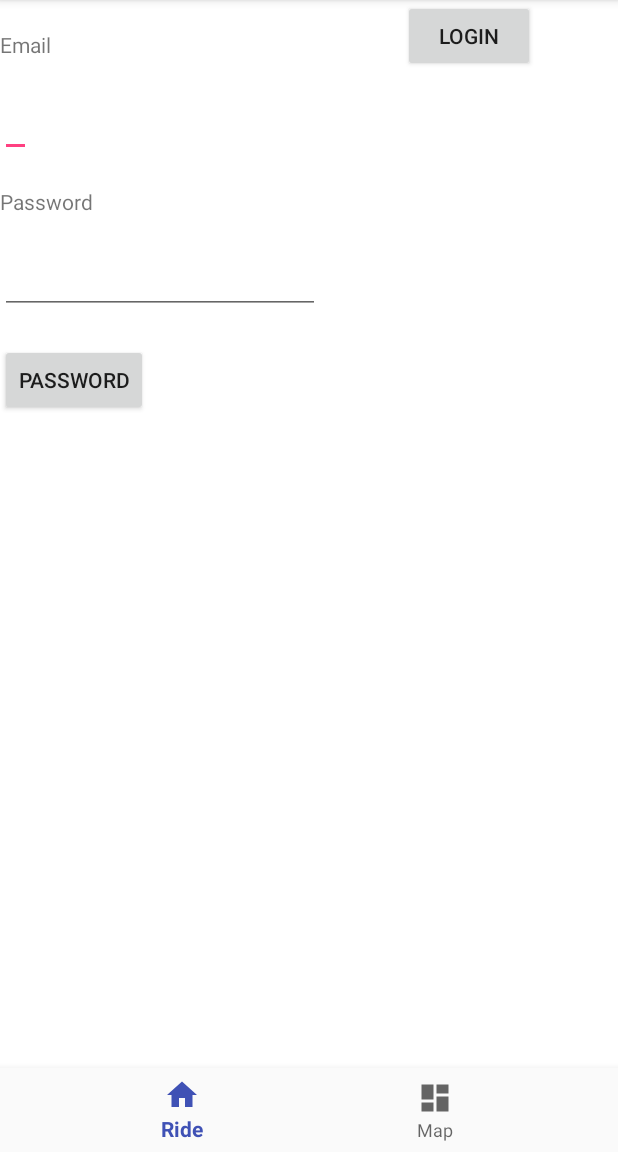
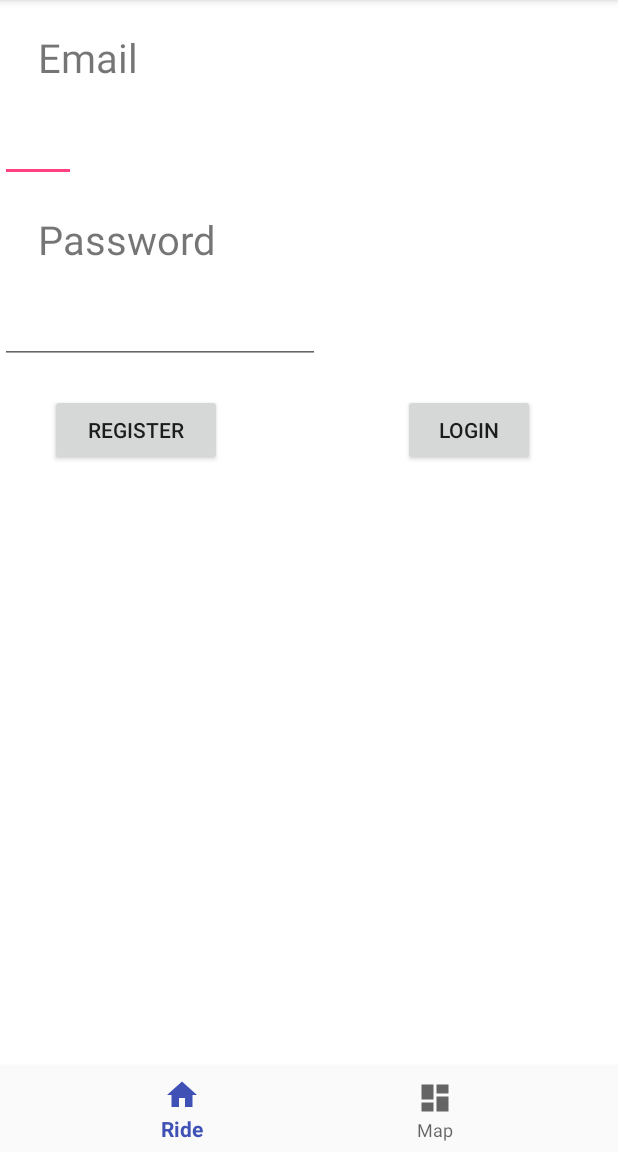
Before and after one commit to ortizcoj/ParkingLot, an Android app: the screen it shows after launch (Menu), on a phone screen of 412 x 824 dp, the part 84-1236 px from its top. Run offline under Robolectric (Android 15) with nearby library versions, the phone set to English and light mode, and no system bars.

Commit message:
Cleaned login UI

```diff
--- a/app/src/main/java/com/example/juanc/parkinglotdemo4/Menu.java
+++ b/app/src/main/java/com/example/juanc/parkinglotdemo4/Menu.java
@@ -30,16 +30,15 @@ public class Menu extends AppCompatActivity {
         public boolean onNavigationItemSelected(@NonNull MenuItem item) {
             switch (item.getItemId()) {
                 case R.id.navigation_home:
-                    emailED.setVisibility(View.VISIBLE);
-                    emailTV.setVisibility(View.VISIBLE);
-                    passwordED.setVisibility(View.VISIBLE);
-                    passwordTV.setVisibility(View.VISIBLE);
-                    login.setVisibility(View.VISIBLE);
-                    register.setVisibility(View.VISIBLE);
-                    mImageView.setVisibility(View.GONE);
-                    citationLot.setVisibility(View.GONE);
-                    return true;
+                    return setUpRideMainUI();
                 case R.id.navigation_dashboard:
+                    return setUpMapMainUI();
+            }
+            return false;
+        }
+    };
+
+    private boolean setUpMapMainUI() {
         emailED.setVisibility(View.GONE);
         emailTV.setVisibility(View.GONE);
         passwordED.setVisibility(View.GONE);
@@ -48,6 +47,8 @@ public class Menu extends AppCompatActivity {
         register.setVisibility(View.GONE);
         mImageView.setVisibility(View.VISIBLE);
         citationLot.setVisibility(View.VISIBLE);
+        citationLot.setX(200);
+        citationLot.setY(850);
         citationLot.setOnClickListener(new View.OnClickListener() {
             @Override
             public void onClick(View v) {
@@ -57,9 +58,19 @@ public class Menu extends AppCompatActivity {
         });
         return true;
     }
-            return false;
+
+    private boolean setUpRideMainUI() {
+        emailED.setVisibility(View.VISIBLE);
+        emailTV.setVisibility(View.VISIBLE);
+        passwordED.setVisibility(View.VISIBLE);
+        passwordTV.setVisibility(View.VISIBLE);
+        login.setVisibility(View.VISIBLE);
+        register.setVisibility(View.VISIBLE);
+        register.setX(50);
+        mImageView.setVisibility(View.GONE);
+        citationLot.setVisibility(View.GONE);
+        return true;
     }
-    };
 
     @Override
     protected void onCreate(Bundle savedInstanceState) {
@@ -76,6 +87,7 @@ public class Menu extends AppCompatActivity {
         passwordTV = findViewById(R.id.passwordTV);
         login = findViewById(R.id.loginButton);
         register = findViewById(R.id.registerButton);
+        register.setX(50);
         BottomNavigationView navigation = findViewById(R.id.navigation);
         navigation.setOnNavigationItemSelectedListener(mOnNavigationItemSelectedListener);
     }
--- a/app/src/main/res/layout/menu_layout.xml
+++ b/app/src/main/res/layout/menu_layout.xml
@@ -24,47 +24,61 @@
         android:id="@+id/emailTV"
         android:layout_width="wrap_content"
         android:layout_height="wrap_content"
-        android:text="Email"
+        android:text="@string/email"
+        android:textSize="12pt"
         app:layout_constraintTop_toTopOf="parent"
-        android:layout_margin="20dp"/>
+        android:layout_margin="20dp"
+        android:paddingStart="25dp"
+        android:paddingEnd="25dp"/>
 
     <EditText
         android:layout_width="wrap_content"
         android:layout_height="wrap_content"
         android:id="@+id/email"
         app:layout_constraintTop_toBottomOf="@id/emailTV"
-        android:layout_margin="20dp"/>
+        android:layout_margin="20dp"
+        android:paddingStart="25dp"
+        android:paddingEnd="25dp"/>
 
     <TextView
         android:id="@+id/passwordTV"
         android:layout_width="wrap_content"
         android:layout_height="wrap_content"
-        android:text="Password"
+        android:text="@string/password"
+        android:textSize="12pt"
         app:layout_constraintTop_toBottomOf="@id/email"
-        android:layout_margin="20dp"/>
+        android:layout_margin="20dp"
+        android:paddingStart="25dp"
+        android:paddingEnd="25dp"/>
 
     <EditText
         android:id="@+id/passwordET"
         android:layout_width="wrap_content"
         android:layout_height="wrap_content"
         android:ems="10"
-        android:inputType="textEmailAddress"
+        android:inputType="textPassword"
         app:layout_constraintTop_toBottomOf="@id/passwordTV"
-        android:layout_margin="20dp"/>
+        android:layout_margin="20dp"
+        android:paddingStart="25dp"
+        android:paddingEnd="25dp"/>
 
     <Button
         android:layout_width="wrap_content"
         android:layout_height="wrap_content"
         android:id="@+id/registerButton"
-        android:text="Password"
+        android:text="@string/register"
         app:layout_constraintTop_toBottomOf="@id/passwordET"
-        android:layout_margin="20dp"/>
+        android:layout_margin="20dp"
+        android:paddingStart="25dp"
+        android:paddingEnd="25dp"/>
 
     <Button
         android:id="@+id/loginButton"
         android:layout_width="wrap_content"
         android:layout_height="wrap_content"
-        android:text="Login"
+        android:text="@string/login"
+        android:layout_marginTop="20dp"
+        app:layout_constraintTop_toBottomOf="@id/passwordET"
         app:layout_constraintRight_toRightOf="parent"
         app:layout_constraintLeft_toRightOf="@id/passwordET"/>
 
@@ -83,7 +97,6 @@
         android:id="@+id/citation"
         android:src="@drawable/citation_lot_map1"
         app:layout_constraintBottom_toBottomOf="@id/navigation"
-        android:paddingVertical="225dp"
-        android:paddingHorizontal="78dp"
         android:background="@null"/>
+
 </android.support.constraint.ConstraintLayout>
--- a/app/src/main/res/values/strings.xml
+++ b/app/src/main/res/values/strings.xml
@@ -3,4 +3,8 @@
     <string name="title_ride">Ride</string>
     <string name="title_map">Map</string>
     <string name="action_settings">Settings</string>
+    <string name="register">Register</string>
+    <string name="login">Login</string>
+    <string name="password">Password</string>
+    <string name="email">Email</string>
 </resources>
```
Lines whose indentation alone changed are shown as unchanged.
